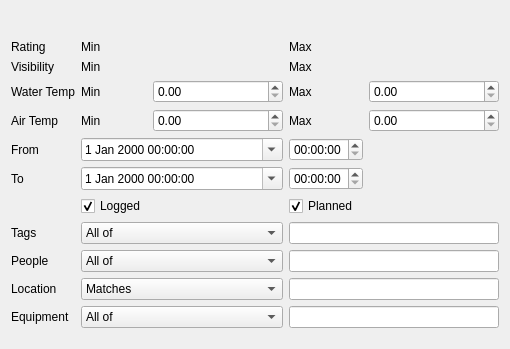
This is desktop-widgets/filterwidget2.ui in subsurface/subsurface as Qt 5 draws it before an edit. The edited form follows.
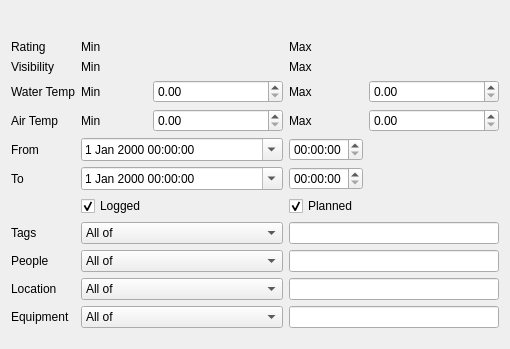
This is the edited form. Icons and pictures are not drawn. Custom widgets are drawn as their Qt base class.

Diff of the .ui file:
```diff
--- a/desktop-widgets/filterwidget2.ui
+++ b/desktop-widgets/filterwidget2.ui
@@ -323,7 +323,7 @@
     <widget class="QComboBox" name="locationMode">
      <item>
       <property name="text">
-       <string>Matches</string>
+       <string>All of</string>
       </property>
      </item>
      <item>
```
Left out of the diff: 22 changed lines with no effect on the pictures.
